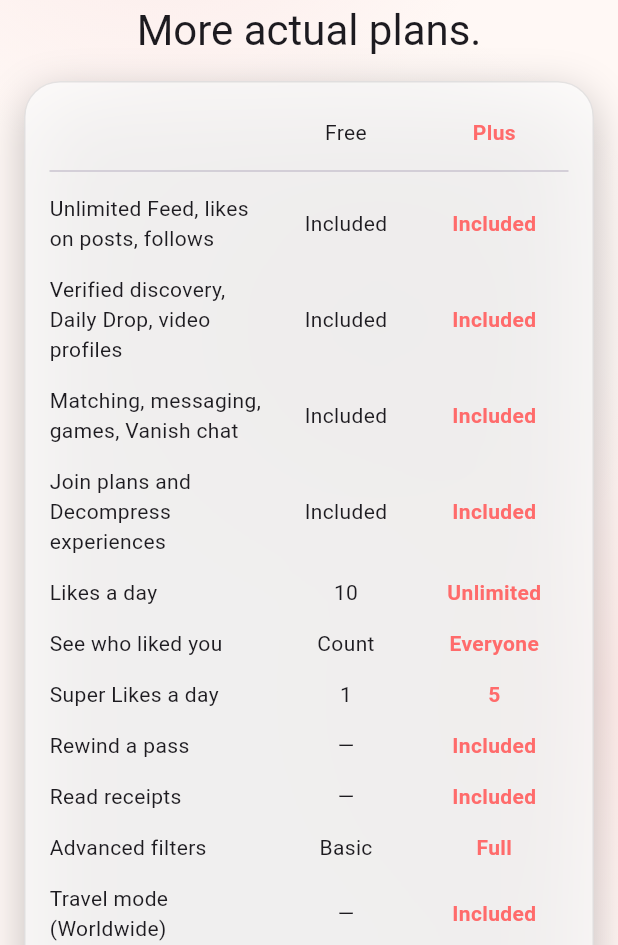
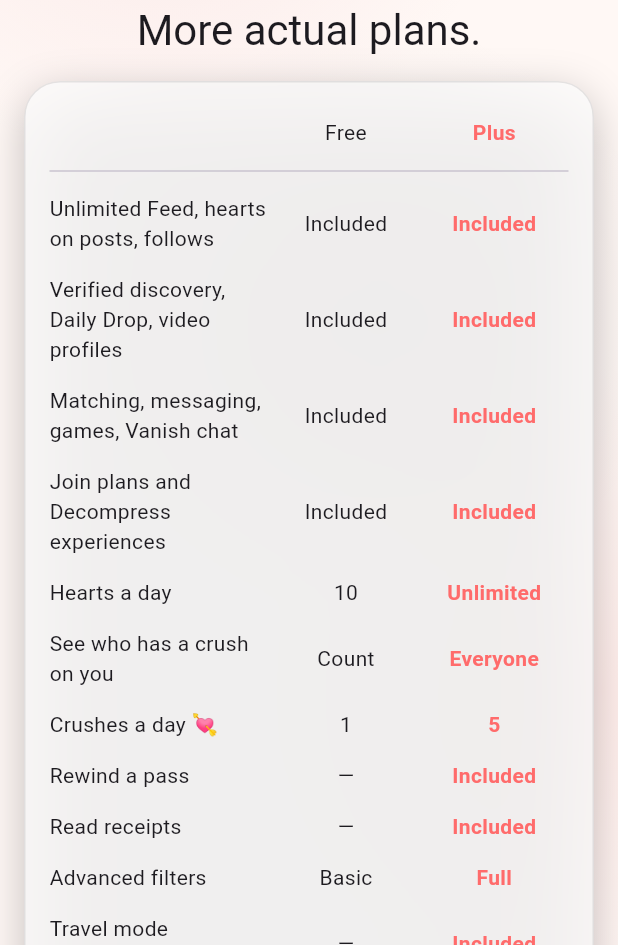
Before and after one commit to IamTharunsai/carino, a Flutter app: the PaywallScreen screen opened directly, on a phone screen of 412 x 824 dp, the part 291-1236 px from its top. Run offline on Flutter 3.47's test engine with Material 3 defaults, Android fonts, the phone set to English and light mode, and no system bars; our stand-ins replace app_links, audioplayers, flutter_animate, geolocator, image_picker, local_auth and 3 more; missing offline and left inert: record; accounts and stored records are empty; project files that could hold a hidden picture were left out.

Commit message:
Romantic vocabulary: hearts, crushes, Not now, It's mutual; fix unused imports (analyze clean under CI rules)
Co-Authored-By: Claude Opus 5.5 <noreply@anthropic.com>

```diff
--- a/lib/data/mock_data.dart
+++ b/lib/data/mock_data.dart
@@ -580,7 +580,7 @@ class MockData {
     MockNotification(
       id: 'n1',
       category: 'Matches',
-      text: 'You and Sofia liked each other',
+      text: 'You and Sofia hearted each other 💞',
       timeLabel: 'Yesterday',
       target: 'connect',
     ),
--- a/lib/models/notify.dart
+++ b/lib/models/notify.dart
@@ -92,9 +92,9 @@ const _generic = {
 // when there are more than a handful of languages. Native-speaker review
 // required before launch for every non-English row.
 const Map<NotifKind, (String, String)> _playful = {
-  NotifKind.match: ("It's a spark ✨", '{who} liked you back. Say something they\'ll remember.'),
+  NotifKind.match: ("It's mutual 💞", '{who} hearted you back. Say something they\'ll remember.'),
   NotifKind.message: ('New message', '{who} just wrote to you 💬'),
-  NotifKind.likeReceived: ('Someone likes you', 'A verified person liked your profile. Curious?'),
+  NotifKind.likeReceived: ('Someone has a crush on you 💗', 'A verified person sent you a heart. Curious?'),
   NotifKind.planReminder: ('Tomorrow: {detail} 🎉', '{detail} with {who} is tomorrow — check-in is ready.'),
   NotifKind.safetyCheckIn: ('Are you okay?', 'Your check-in for {detail} with {who} is due. Tap to confirm.'),
   NotifKind.streakAtRisk: ('Don’t let it go out 🔥', 'Day {detail} with {who} — one Heartbeat keeps your Flame lit.'),
@@ -104,9 +104,9 @@ const Map<NotifKind, (String, String)> _playful = {
 
 const Map<String, Map<NotifKind, (String, String)>> _copy = {
   'English': {
-    NotifKind.match: ("It's a match", '{who} liked you back.'),
+    NotifKind.match: ("It's mutual 💞", '{who} hearted you back.'),
     NotifKind.message: ('New message', '{who} sent you a message.'),
-    NotifKind.likeReceived: ('New like', 'A verified person liked your profile.'),
+    NotifKind.likeReceived: ('New heart 💗', 'A verified person sent you a heart.'),
     NotifKind.planReminder: ('Plan tomorrow', '{detail} with {who} is tomorrow.'),
     NotifKind.safetyCheckIn: ('Check-in due', 'Confirm you\'re okay after {detail} with {who}.'),
     NotifKind.streakAtRisk: ('Your Flame 🔥', 'Day {detail} with {who}. One Heartbeat keeps it lit.'),
--- a/lib/models/plans.dart
+++ b/lib/models/plans.dart
@@ -16,13 +16,13 @@ const superLikePackPrice = r'$4.99';
 typedef PlanRow = ({String label, String free, String plus});
 
 const List<PlanRow> planRows = [
-  (label: 'Unlimited Feed, likes on posts, follows', free: 'Included', plus: 'Included'),
+  (label: 'Unlimited Feed, hearts on posts, follows', free: 'Included', plus: 'Included'),
   (label: 'Verified discovery, Daily Drop, video profiles', free: 'Included', plus: 'Included'),
   (label: 'Matching, messaging, games, Vanish chat', free: 'Included', plus: 'Included'),
   (label: 'Join plans and Decompress experiences', free: 'Included', plus: 'Included'),
-  (label: 'Likes a day', free: '$freeLikesPerDay', plus: 'Unlimited'),
-  (label: 'See who liked you', free: 'Count', plus: 'Everyone'),
-  (label: 'Super Likes a day', free: '$freeSparksPerDay', plus: '$plusSparksPerDay'),
+  (label: 'Hearts a day', free: '$freeLikesPerDay', plus: 'Unlimited'),
+  (label: 'See who has a crush on you', free: 'Count', plus: 'Everyone'),
+  (label: 'Crushes a day 💘', free: '$freeSparksPerDay', plus: '$plusSparksPerDay'),
   (label: 'Rewind a pass', free: '—', plus: 'Included'),
   (label: 'Read receipts', free: '—', plus: 'Included'),
   (label: 'Advanced filters', free: 'Basic', plus: 'Full'),
--- a/lib/screens/connect/connect_screen.dart
+++ b/lib/screens/connect/connect_screen.dart
@@ -217,7 +217,7 @@ class ConnectScreen extends StatelessWidget {
           ),
           const SizedBox(height: 18),
           // --- S-021 Likes You ---
-          Text('Likes you', style: Theme.of(context).textTheme.titleLarge),
+          Text('Hearts for you 💗', style: Theme.of(context).textTheme.titleLarge),
           const SizedBox(height: 8),
           _LikesYou(),
           const SizedBox(height: 18),
@@ -235,7 +235,7 @@ class ConnectScreen extends StatelessWidget {
               icon: Icons.favorite_border,
               title: 'No matches yet',
               body:
-                  'Likes that come back mutual land here — with a real clock on saying hello.',
+                  'When it’s mutual, they land here 💞 Say hello while it’s fresh.',
             ),
           const SizedBox(height: 6),
           SparkButton(
@@ -375,7 +375,7 @@ class _LikesYou extends StatelessWidget {
     if (likes.isEmpty) {
       return GlassContainer(
         child: Text(
-          'No likes yet — they\'ll show up here the moment they\'re real.',
+          'No hearts yet — they’ll show up here the moment someone falls for you.',
           style: Theme.of(context).textTheme.bodyMedium,
         ),
       );
@@ -388,8 +388,8 @@ class _LikesYou extends StatelessWidget {
               valueListenable: Services.prefs.noCounts,
               builder: (context, hidden, _) => Text(
                   hidden
-                      ? 'People who like you'
-                      : '${likes.length} ${likes.length == 1 ? 'person likes' : 'people like'} you',
+                      ? 'People with a crush on you'
+                      : '${likes.length} ${likes.length == 1 ? 'person has' : 'people have'} a crush on you 💗',
                   style: Theme.of(context).textTheme.titleMedium)),
           const SizedBox(height: 10),
           Row(
--- a/lib/screens/discover/discover_screen.dart
+++ b/lib/screens/discover/discover_screen.dart
@@ -119,8 +119,8 @@ class _DiscoverScreenState extends State<DiscoverScreen> {
       if (gift == null || !mounted) return;
       ScaffoldMessenger.of(context).showSnackBar(SnackBar(
           content: Text(Env.useMockBackend
-              ? '$gift sent with your like 🎁 (demo — no charge)'
-              : 'Your like was sent. Gifts open when store products are live — nothing was charged.')));
+              ? '$gift sent with your heart 🎁 (demo — no charge)'
+              : 'Your heart was sent. Gifts open when store products are live — nothing was charged.')));
     }
     _commit(like: true, spark: choice.kind == LikeKind.spark, note: choice.note);
   }
@@ -204,18 +204,18 @@ class _DiscoverScreenState extends State<DiscoverScreen> {
     });
     if (spark) {
       showPlusNudge(context,
-          title: 'No Super Likes left today',
+          title: 'No crushes left today 💘',
           body: 'You get a new one at midnight. Plus gives you $plusSparksPerDay a day, '
               'or get a pack of $superLikePackSize that never expires.',
           extra: SparkButton(
-            label: 'Get $superLikePackSize Super Likes · $superLikePackPrice',
+            label: 'Get $superLikePackSize crushes · $superLikePackPrice',
             secondary: true,
             onPressed: _buySparkPack,
           ));
     } else {
       showPlusNudge(context,
-          title: "That's your $freeLikesPerDay likes for today",
-          body: 'New likes at midnight — give the ones you sent a chance. '
+          title: "That's your $freeLikesPerDay hearts for today 💗",
+          body: 'New hearts at midnight — give the ones you sent a chance to land. '
               'Or go unlimited with Plus.');
     }
     return false;
@@ -227,8 +227,8 @@ class _DiscoverScreenState extends State<DiscoverScreen> {
     if (demo) Services.prefs.addSparkPack();
     ScaffoldMessenger.of(context).showSnackBar(SnackBar(
         content: Text(demo
-            ? '$superLikePackSize Super Likes added (demo — no charge).'
-            : 'Super Like packs are bought through the App Store or Google Play. '
+            ? '$superLikePackSize crushes added 💘 (demo — no charge)'
+            : 'Crush packs are bought through the App Store or Google Play. '
                 "They aren't on sale in this build yet — nothing was charged.")));
   }
 
@@ -516,7 +516,7 @@ class _DiscoverScreenState extends State<DiscoverScreen> {
                               angle: -0.25,
                               child: Transform.scale(
                                 scale: 0.8 + 0.2 * likeGlow,
-                                child: const _Stamp(label: 'LIKE', color: AppColors.sparkCoral),
+                                child: const _Stamp(label: 'HEART 💗', color: AppColors.sparkCoral),
                               ),
                             ),
                           ),
@@ -533,7 +533,7 @@ class _DiscoverScreenState extends State<DiscoverScreen> {
                               angle: 0.25,
                               child: Transform.scale(
                                 scale: 0.8 + 0.2 * passFade,
-                                child: const _Stamp(label: 'PASS', color: AppColors.warmIvory),
+                                child: const _Stamp(label: 'NOT NOW', color: AppColors.warmIvory),
                               ),
                             ),
                           ),
@@ -780,7 +780,7 @@ class _MemberCard extends StatelessWidget {
                       children: [
                         GlassIconButton(
                           icon: Icons.close,
-                          semanticLabel: 'Pass',
+                          semanticLabel: 'Not now',
                           onPressed: onPass ?? () {},
                         ),
                         GlassIconButton(
@@ -790,7 +790,7 @@ class _MemberCard extends StatelessWidget {
                         ),
                         GlassIconButton(
                           icon: Icons.favorite,
-                          semanticLabel: 'Like. Long-press for note, gift or Spark',
+                          semanticLabel: 'Send a heart. Long-press for a note, gift or crush',
                           filled: true,
                           onPressed: onLike ?? () {},
                           onLongPress: onLikeOptions,
@@ -864,7 +864,7 @@ class _SuperStamp extends StatelessWidget {
           Icon(Icons.star, size: 18, color: AppColors.warmIvory),
           SizedBox(width: 6),
           Text(
-            'SUPER LIKE',
+            'CRUSH 💘',
             style: TextStyle(
               color: AppColors.warmIvory,
               fontSize: 16,
--- a/lib/screens/discover/profile_detail_screen.dart
+++ b/lib/screens/discover/profile_detail_screen.dart
@@ -5,12 +5,10 @@ import '../../theme/app_colors.dart';
 import '../../widgets/glass_card.dart';
 import '../../widgets/safety_actions.dart';
 import '../../widgets/spark_button.dart';
-import '../../widgets/video_reply_sheet.dart';
 import '../../widgets/sync_widgets.dart';
 import '../../models/sync.dart' show comfortSummary;
 import 'discover_screen.dart' show whySuggested;
 import '../chats/games_screen.dart';
-import '../connect/spark_session_screen.dart';
 import '../connect/plan_composer_screen.dart';
 import '../chats/conversation_screen.dart';
 import '../../data/mock_data.dart';
@@ -342,7 +340,7 @@ class ProfileDetailScreen extends StatelessWidget {
               children: [
                 Expanded(
                   child: SparkButton(
-                    label: 'Pass',
+                    label: 'Not now',
                     secondary: true,
                     icon: Icons.close,
                     onPressed: () => Navigator.of(context).pop(false),
@@ -351,7 +349,7 @@ class ProfileDetailScreen extends StatelessWidget {
                 const SizedBox(width: 10),
                 Expanded(
                   child: SparkButton(
-                    label: 'Like ${member.firstName}',
+                    label: 'Send ${member.firstName} a heart',
                     icon: Icons.favorite,
                     onPressed: () => Navigator.of(context).pop(true),
                   ),
--- a/lib/screens/experience/experience_screens.dart
+++ b/lib/screens/experience/experience_screens.dart
@@ -156,9 +156,9 @@ Future<LikeChoice?> showLikeOptions(BuildContext context, Member m) {
       mainAxisSize: MainAxisSize.min,
       crossAxisAlignment: CrossAxisAlignment.stretch,
       children: [
-        Text('Like ${m.firstName}', style: Theme.of(context).textTheme.headlineSmall),
+        Text('Heart ${m.firstName} 💗', style: Theme.of(context).textTheme.headlineSmall),
         const SizedBox(height: 4),
-        Text('Likes with a note get far more replies than a plain like.',
+        Text('A heart with a sweet note gets far more replies.',
             style: Theme.of(context).textTheme.bodySmall),
         const SizedBox(height: 12),
         TextField(
@@ -173,7 +173,7 @@ Future<LikeChoice?> showLikeOptions(BuildContext context, Member m) {
           ),
         ),
         SparkButton(
-          label: 'Send like with note',
+          label: 'Send heart with note',
           icon: Icons.favorite,
           onPressed: () {
             final t = note.text.trim();
@@ -215,7 +215,7 @@ Future<LikeChoice?> showLikeOptions(BuildContext context, Member m) {
         ),
         const SizedBox(height: 6),
         Text(
-          'A Spark puts you at the top of their Likes, with your note. '
+          'A crush puts you at the top of their hearts, with your note. '
           '1 free a day; resets at midnight. No fake "only 2 left!" timers.',
           style: Theme.of(context).textTheme.bodySmall,
           textAlign: TextAlign.center,
--- a/lib/screens/onboarding/profile_creation_screen.dart
+++ b/lib/screens/onboarding/profile_creation_screen.dart
@@ -272,7 +272,7 @@ class _ProfileCreationScreenState extends State<ProfileCreationScreen> {
             ),
           ),
           Text('Prompts', style: t.titleMedium),
-          Text('Pick a question and answer it. People can like or reply to your answer — the easiest way to start a chat.',
+          Text('Pick a question and answer it. People can heart or reply to your answer — the easiest way to start a chat.',
               style: t.bodySmall),
           const SizedBox(height: 6),
           Wrap(spacing: 8, runSpacing: 4, children: [
--- a/lib/screens/stage/stage_screen.dart
+++ b/lib/screens/stage/stage_screen.dart
@@ -1,10 +1,8 @@
 import 'package:flutter/material.dart';
-import '../../config/env.dart';
 import '../../data/mock_data.dart';
 import '../../models/platform.dart';
 import '../../services/services.dart';
 import '../../theme/app_colors.dart';
-import '../../widgets/glass_card.dart';
 import '../../widgets/post_to_plan_sheet.dart';
 import '../../widgets/spark_button.dart';
 import '../moments/moments_screen.dart';
@@ -191,7 +189,7 @@ class _FeedViewState extends State<_FeedView> {
                           Navigator.pop(s);
                           showPlusNudge(context,
                               title: 'Comments are for Plus & subscribers',
-                              body: 'Likes are free for everyone. Comments are for Plus members and '
+                              body: 'Hearts are free for everyone. Comments are for Plus members and '
                                   '${item.creatorName}\'s subscribers — it keeps comment sections kind and spam-free.');
                         },
                       ),
@@ -310,7 +308,7 @@ class _FeedViewState extends State<_FeedView> {
                 ]),
               ),
             ),
-            _railButton(liked ? Icons.favorite : Icons.favorite_border, liked ? 'Liked' : 'Like', () => _like(item),
+            _railButton(liked ? Icons.favorite : Icons.favorite_border, liked ? 'Hearted' : 'Heart', () => _like(item),
                 color: liked ? AppColors.emberCrimson : AppColors.warmIvory),
             _railButton(Icons.mode_comment_outlined, '${_comments[item.id]?.length ?? 0}', () => _openComments(item)),
             if (item.creatorId != 'me') _railButton(Icons.card_giftcard, 'Gift', () => showGiftSheet(context, item.creatorName)),
--- a/lib/screens/you/likes_manager_screen.dart
+++ b/lib/screens/you/likes_manager_screen.dart
@@ -66,11 +66,11 @@ class _LikesManagerScreenState extends State<LikesManagerScreen> {
   Widget build(BuildContext context) {
     final text = Theme.of(context).textTheme;
     return GlassScaffold(
-      appBar: AppBar(title: const Text('Likes & introductions')),
+      appBar: AppBar(title: const Text('Hearts & introductions')),
       body: ListView(
         padding: const EdgeInsets.all(16),
         children: [
-          Text('You liked', style: text.titleMedium),
+          Text('Your hearts', style: text.titleMedium),
           const SizedBox(height: 6),
           if (_prefs.liked.isEmpty)
             Text('Nobody yet. Swipe right or double-tap a card in Dates.',
@@ -84,10 +84,10 @@ class _LikesManagerScreenState extends State<LikesManagerScreen> {
                   contentPadding: EdgeInsets.zero,
                   leading: CircleAvatar(backgroundImage: AssetImage(m.photoAsset)),
                   title: Text(m.firstName),
-                  subtitle: Text(matched ? "It's a match — say hi" : 'Waiting for them to like you back'),
+                  subtitle: Text(matched ? "It's mutual 💞 say hi" : 'Waiting for them to heart you back'),
                   trailing: TextButton(
                     onPressed: () => setState(() => _prefs.liked.remove(id)),
-                    child: const Text('Undo like'),
+                    child: const Text('Take back heart'),
                   ),
                 );
               }),
@@ -105,7 +105,7 @@ class _LikesManagerScreenState extends State<LikesManagerScreen> {
             contentPadding: EdgeInsets.zero,
             title: const Text('Not ready for introductions'),
             subtitle: const Text(
-                'Your card shows “taking a breather” — likes queue quietly.'),
+                'Your card shows “taking a breather” — hearts wait quietly.'),
             value: _notReady,
             onChanged: (v) => setState(() => _notReady = v),
           ),
--- a/lib/screens/you/paywall_screen.dart
+++ b/lib/screens/you/paywall_screen.dart
@@ -121,7 +121,7 @@ class _PaywallScreenState extends State<PaywallScreen> {
                     style: Theme.of(context).textTheme.titleMedium),
                 const SizedBox(height: 6),
                 Text(
-                  '$plusMonthlyPrice a month or $plusAnnualPrice a year (US). The App Store / Google Play shows your price and the renewal price before you confirm — same number at renewal, no surprises. Cancel anytime in store settings; access runs to the end of the paid period. Need more Super Likes only? A pack of $superLikePackSize is $superLikePackPrice and never expires.',
+                  '$plusMonthlyPrice a month or $plusAnnualPrice a year (US). The App Store / Google Play shows your price and the renewal price before you confirm — same number at renewal, no surprises. Cancel anytime in store settings; access runs to the end of the paid period. Just want more crushes? A pack of $superLikePackSize is $superLikePackPrice and never expires.',
                   style: Theme.of(context).textTheme.bodyMedium,
                 ),
               ],
--- a/lib/screens/you/privacy_centre_screen.dart
+++ b/lib/screens/you/privacy_centre_screen.dart
@@ -55,7 +55,7 @@ class _PrivacyCentreScreenState extends State<PrivacyCentreScreen> {
                 RadioListTile<String>(
                   contentPadding: EdgeInsets.zero,
                   title: Text('Incognito'),
-                  subtitle: Text('Only people you like first can see you.'),
+                  subtitle: Text('Only people you heart first can see you.'),
                   value: 'Incognito',
                 ),
                 RadioListTile<String>(
--- a/lib/screens/you/report_confirmation_screen.dart
+++ b/lib/screens/you/report_confirmation_screen.dart
@@ -1,6 +1,5 @@
 import 'package:flutter/material.dart';
 import '../../widgets/glass_card.dart';
-import '../../widgets/safety_actions.dart';
 import '../../widgets/spark_button.dart';
 
 /// S-051 Report Confirmation — a real screen, never just a snackbar:
--- a/lib/screens/you/you_screen.dart
+++ b/lib/screens/you/you_screen.dart
@@ -202,7 +202,7 @@ class _YouScreenState extends State<AccountCentreScreen> {
           _row(
             context,
             icon: Icons.favorite_outline,
-            title: 'Likes & introductions',
+            title: 'Hearts & introductions',
             subtitle: 'Pause discovery, set a daily limit, close kindly',
             onTap: () => Navigator.of(context).push(
               MaterialPageRoute<void>(
@@ -249,7 +249,7 @@ class _YouScreenState extends State<AccountCentreScreen> {
             title: AppConfig.plusName,
             subtitle: Services.payments.isPlus
                 ? 'Active — manage subscription'
-                : 'See who liked you, unlimited likes, rewind, travel',
+                : 'See your crushes, unlimited hearts, rewind, travel',
             onTap: () => Navigator.of(context).push(
               MaterialPageRoute<void>(
                 builder: (_) => Services.payments.isPlus
```
Also changed, not shown: 5 other files.
